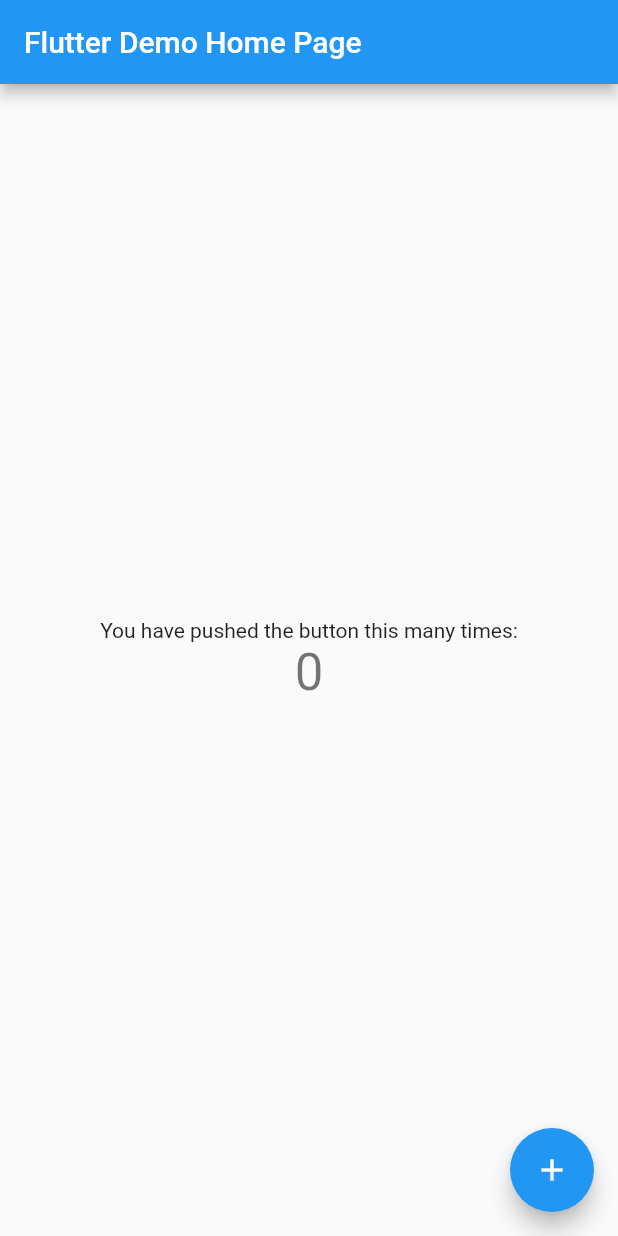
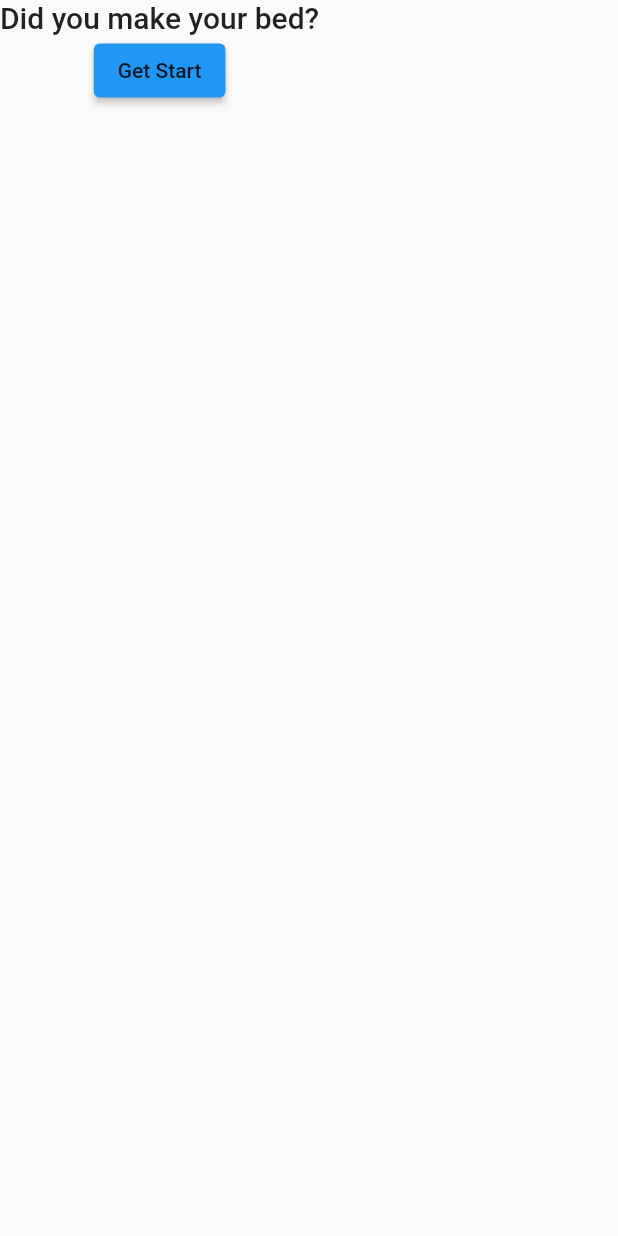
Before and after one commit to hth225/did_u_making_ur_bed, a Flutter app: the screen it shows after launch, on a phone screen of 412 x 824 dp. Run offline on Flutter 3.47's test engine with Material 2 defaults, Android fonts, the phone set to English and light mode, and no system bars; our stand-ins replace flutter_clean_architecture.

Commit message:
Add Landing screen, Applying clean architecture

```diff
--- a/lib/main.dart
+++ b/lib/main.dart
@@ -1,105 +1,8 @@
+import 'package:did_u_make_ur_bed/src/app/root.dart';
 import 'package:flutter/material.dart';
 
 void main() {
-  runApp(MyApp());
+  runApp(
+    DidYouMakeYourBed()
+  );
 }
-
-class MyApp extends StatelessWidget {
-  // This widget is the root of your application.
-  @override
-  Widget build(BuildContext context) {
-    return MaterialApp(
-      title: 'Did you make your bed?',
-      theme: ThemeData(
-        primarySwatch: Colors.blue,
-        visualDensity: VisualDensity.adaptivePlatformDensity,
-      ),
-      home: MyHomePage(title: 'Flutter Demo Home Page'),
-    );
-  }
-}
-
-class MyHomePage extends StatefulWidget {
-  MyHomePage({Key key, this.title}) : super(key: key);
-
-  // This widget is the home page of your application. It is stateful, meaning
-  // that it has a State object (defined below) that contains fields that affect
-  // how it looks.
-
-  // This class is the configuration for the state. It holds the values (in this
-  // case the title) provided by the parent (in this case the App widget) and
-  // used by the build method of the State. Fields in a Widget subclass are
-  // always marked "final".
-
-  final String title;
-
-  @override
-  _MyHomePageState createState() => _MyHomePageState();
-}
-
-class _MyHomePageState extends State<MyHomePage> {
-  int _counter = 0;
-
-  void _incrementCounter() {
-    setState(() {
-      // This call to setState tells the Flutter framework that something has
-      // changed in this State, which causes it to rerun the build method below
-      // so that the display can reflect the updated values. If we changed
-      // _counter without calling setState(), then the build method would not be
-      // called again, and so nothing would appear to happen.
-      _counter++;
-    });
-  }
-
-  @override
-  Widget build(BuildContext context) {
-    // This method is rerun every time setState is called, for instance as done
-    // by the _incrementCounter method above.
-    //
-    // The Flutter framework has been optimized to make rerunning build methods
-    // fast, so that you can just rebuild anything that needs updating rather
-    // than having to individually change instances of widgets.
-    return Scaffold(
-      appBar: AppBar(
-        // Here we take the value from the MyHomePage object that was created by
-        // the App.build method, and use it to set our appbar title.
-        title: Text(widget.title),
-      ),
-      body: Center(
-        // Center is a layout widget. It takes a single child and positions it
-        // in the middle of the parent.
-        child: Column(
-          // Column is also a layout widget. It takes a list of children and
-          // arranges them vertically. By default, it sizes itself to fit its
-          // children horizontally, and tries to be as tall as its parent.
-          //
-          // Invoke "debug painting" (press "p" in the console, choose the
-          // "Toggle Debug Paint" action from the Flutter Inspector in Android
-          // Studio, or the "Toggle Debug Paint" command in Visual Studio Code)
-          // to see the wireframe for each widget.
-          //
-          // Column has various properties to control how it sizes itself and
-          // how it positions its children. Here we use mainAxisAlignment to
-          // center the children vertically; the main axis here is the vertical
-          // axis because Columns are vertical (the cross axis would be
-          // horizontal).
-          mainAxisAlignment: MainAxisAlignment.center,
-          children: <Widget>[
-            Text(
-              'You have pushed the button this many times:',
-            ),
-            Text(
-              '$_counter',
-              style: Theme.of(context).textTheme.headline4,
-            ),
-          ],
-        ),
-      ),
-      floatingActionButton: FloatingActionButton(
-        onPressed: _incrementCounter,
-        tooltip: 'Increment',
-        child: Icon(Icons.add),
-      ), // This trailing comma makes auto-formatting nicer for build methods.
-    );
-  }
-}
--- /dev/null
+++ b/lib/src/app/root.dart
@@ -0,0 +1,16 @@
+import 'package:did_u_make_ur_bed/src/app/route_generator.dart';
+import 'package:did_u_make_ur_bed/src/app/theme/theme.dart';
+import 'package:flutter/material.dart';
+
+class DidYouMakeYourBed extends StatelessWidget {
+  // This widget is the root of your application.
+  @override
+  Widget build(BuildContext context) {
+    return MaterialApp(
+      title: 'Did you make your bed?',
+      theme: buildLightThemeData(),
+      initialRoute: 'landing',
+      onGenerateRoute: RouteGenerator.generateRoute,
+    );
+  }
+}
--- /dev/null
+++ b/lib/src/app/route_generator.dart
@@ -0,0 +1,13 @@
+import 'package:did_u_make_ur_bed/src/app/screens/landing/landing_screen.dart';
+import 'package:flutter/cupertino.dart';
+import 'package:flutter/material.dart';
+
+class RouteGenerator {
+  static Route<dynamic> generateRoute(RouteSettings settings) {
+    switch(settings.name) {
+      case 'landing' :
+        return CupertinoPageRoute(builder: (_) => LandingScreen(),
+        settings: settings);
+    }
+  }
+}
--- /dev/null
+++ b/lib/src/app/screens/landing/landing_controller.dart
@@ -0,0 +1,8 @@
+import 'package:flutter_clean_architecture/flutter_clean_architecture.dart';
+
+class LandingController extends Controller {
+  @override
+  void initListeners() {
+    // TODO: implement initListeners
+  }
+}
--- /dev/null
+++ b/lib/src/app/screens/landing/landing_presenter.dart
@@ -0,0 +1,8 @@
+import 'package:flutter_clean_architecture/flutter_clean_architecture.dart';
+
+class LandingPresenter extends Presenter {
+  @override
+  void dispose() {
+    // TODO: implement dispose
+  }
+}
--- /dev/null
+++ b/lib/src/app/screens/landing/landing_screen.dart
@@ -0,0 +1,33 @@
+import 'package:did_u_make_ur_bed/src/app/screens/landing/landing_controller.dart';
+import 'package:flutter/material.dart';
+import 'package:flutter_clean_architecture/flutter_clean_architecture.dart';
+
+class LandingScreen extends View {
+  @override
+  _LandingScreenState createState() => _LandingScreenState(LandingController());
+}
+
+class _LandingScreenState extends ViewState<LandingScreen, LandingController> {
+  _LandingScreenState(controller) : super(controller);
+
+  @override
+  // TODO: implement view
+  Widget get view {
+    return Scaffold(
+      body: Column(
+        children: [
+          Container(
+            child: Text(
+              'Did you make your bed?',
+              style: Theme.of(context).textTheme.headline6,
+            ),
+          ),
+          ElevatedButton(
+            onPressed: () {},
+            child: Text('Get Start', style: Theme.of(context).textTheme.button),
+          )
+        ],
+      ),
+    );
+  }
+}
--- /dev/null
+++ b/lib/src/app/theme/theme.dart
@@ -0,0 +1,8 @@
+import 'package:flutter/material.dart';
+
+ThemeData buildLightThemeData() {
+  return ThemeData(
+    primaryColor: Colors.lightBlue,
+    accentColor: Colors.lightBlueAccent
+  );
+}
--- a/pubspec.yaml
+++ b/pubspec.yaml
@@ -21,6 +21,9 @@ environment:
   sdk: ">=2.7.0 <3.0.0"
 
 dependencies:
+
+  flutter_clean_architecture: ^4.1.1
+
   flutter:
     sdk: flutter
 
```
Also changed, not shown: pubspec.lock, 2 other files.
